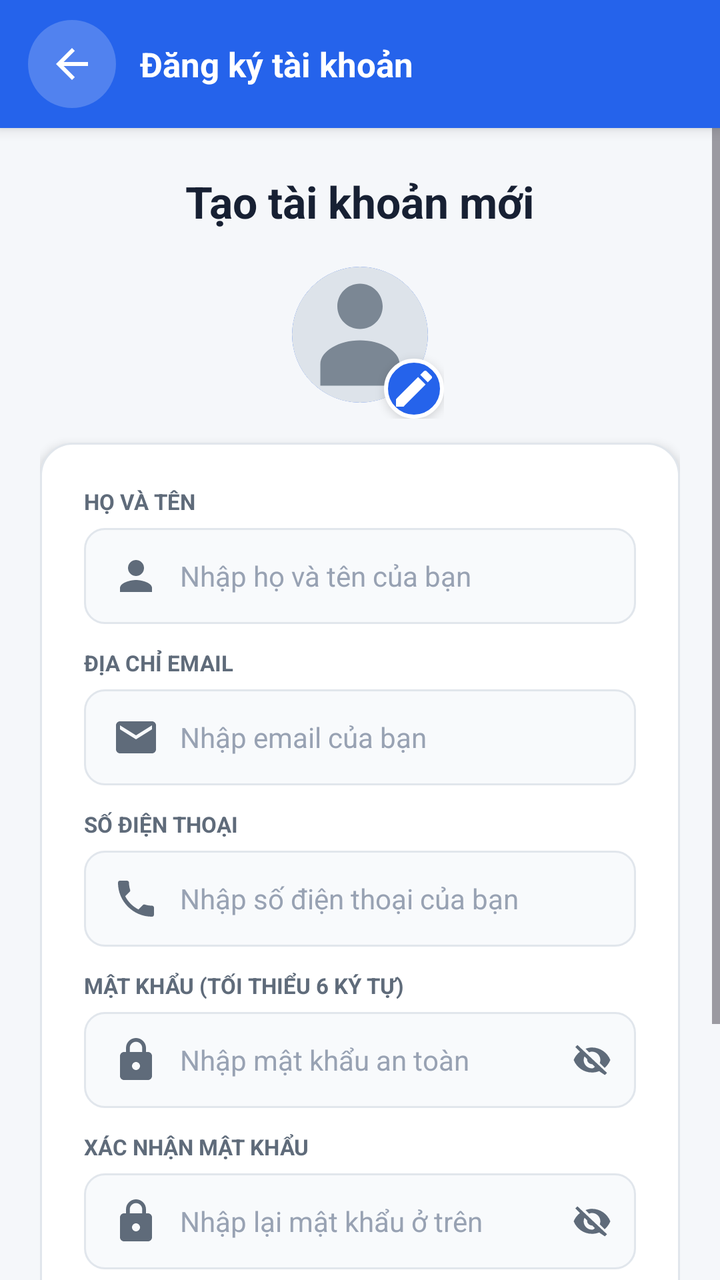
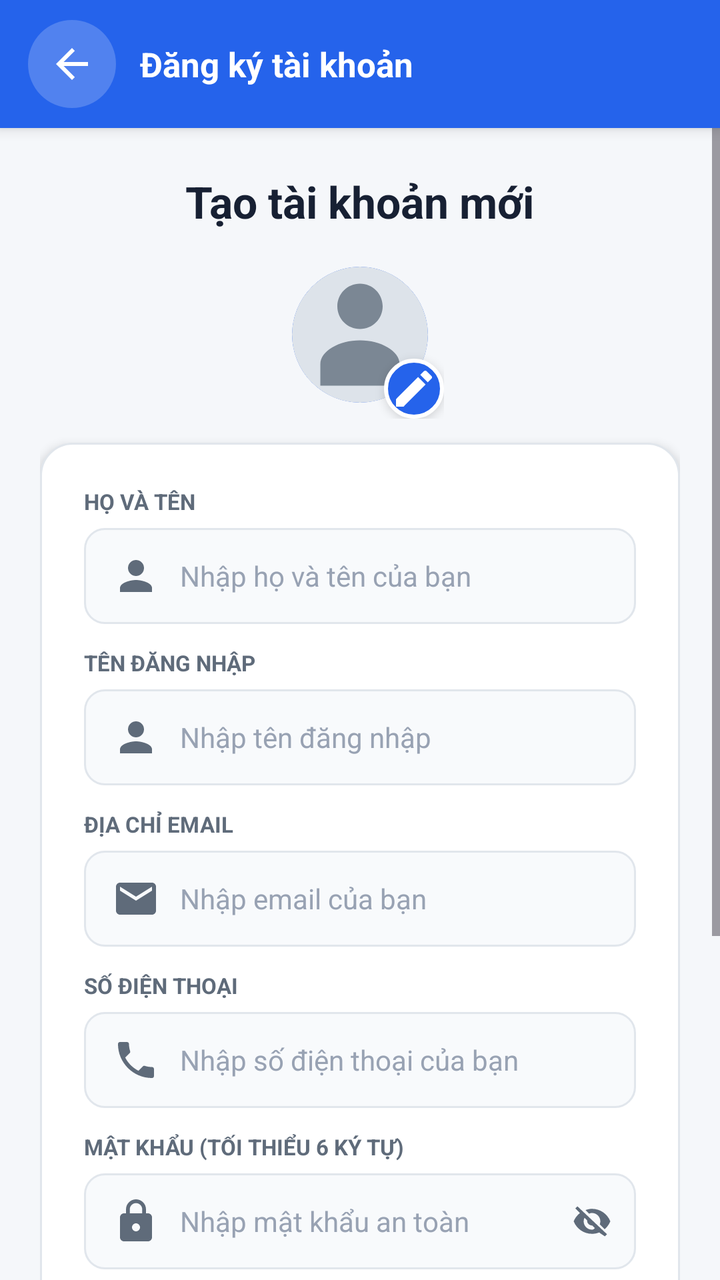

The first picture is an Android layout as it rendered before a commit; the second is the same layout after the commit. The layout source and the unified diff follow.
<!-- AndroidManifest.xml: application theme Theme.Ecommerce -->
<!-- res/layout/activity_register.xml -->
<?xml version="1.0" encoding="utf-8"?>
<LinearLayout xmlns:android="http://schemas.android.com/apk/res/android"
    xmlns:app="http://schemas.android.com/apk/res-auto"
    xmlns:tools="http://schemas.android.com/tools"
    android:layout_width="match_parent"
    android:layout_height="match_parent"
    android:background="@color/page_background"
    android:orientation="vertical"
    tools:context=".RegisterActivity">

    <LinearLayout
        android:id="@+id/topBar"
        style="@style/AppToolbar">

        <ImageButton
            android:id="@+id/btnBackToHome"
            style="@style/AppToolbarBackButton" />

        <TextView
            style="@style/AppToolbarTitle"
            android:layout_width="0dp"
            android:layout_height="wrap_content"
            android:layout_marginStart="12dp"
            android:layout_weight="1"
            android:text="Đăng ký tài khoản" />
    </LinearLayout>

    <ScrollView
        android:layout_width="match_parent"
        android:layout_height="0dp"
        android:layout_weight="1"
        android:fillViewport="true">

    <LinearLayout
        android:layout_width="match_parent"
        android:layout_height="wrap_content"
        android:gravity="center"
        android:orientation="vertical"
        android:padding="20dp">

        <TextView
            android:id="@+id/tvRegisterTitle"
            android:layout_width="wrap_content"
            android:layout_height="wrap_content"
            android:layout_marginTop="2dp"
            android:text="Tạo tài khoản mới"
            android:textColor="@color/text_primary"
            android:textSize="22sp"
            android:textStyle="bold" />

        <FrameLayout
            android:layout_width="84dp"
            android:layout_height="84dp"
            android:layout_marginTop="10dp"
            android:layout_marginBottom="12dp">

            <ImageView
                android:id="@+id/ivRegisterAvatar"
                android:layout_width="68dp"
                android:layout_height="68dp"
                android:layout_gravity="center"
                android:background="@drawable/bg_avatar_circle"
                android:clipToOutline="true"
                android:contentDescription="Ảnh đại diện (không bắt buộc)"
                android:scaleType="centerCrop"
                android:src="@drawable/ic_avatar_default" />

            <ImageButton
                android:id="@+id/btnChooseAvatar"
                android:layout_width="30dp"
                android:layout_height="30dp"
                android:layout_gravity="end|bottom"
                android:background="@drawable/bg_edit_avatar_button"
                android:contentDescription="Thêm hoặc thay đổi ảnh đại diện"
                android:elevation="3dp"
                android:padding="7dp"
                android:src="@drawable/ic_edit"
                app:tint="@color/white" />
        </FrameLayout>

        <LinearLayout
            android:layout_width="match_parent"
            android:layout_height="wrap_content"
            android:background="@drawable/bg_card_white"
            android:elevation="3dp"
            android:orientation="vertical"
            android:padding="22dp">

            <TextView android:layout_width="wrap_content" android:layout_height="wrap_content" android:text="HỌ VÀ TÊN" android:textColor="@color/text_secondary" android:textSize="11sp" android:textStyle="bold" />
            <EditText android:id="@+id/edtFullName" android:layout_width="match_parent" android:layout_height="48dp" android:layout_marginTop="6dp" android:layout_marginBottom="12dp" android:background="@drawable/bg_input" android:drawableStart="@drawable/ic_person" android:drawablePadding="10dp" android:hint="Nhập họ và tên của bạn" android:imeOptions="actionNext" android:inputType="textPersonName" android:maxLines="1" android:paddingHorizontal="14dp" android:textColor="@color/text_primary" android:textColorHint="@color/text_tertiary" android:textSize="14sp" />

            <TextView android:layout_width="wrap_content" android:layout_height="wrap_content" android:text="ĐỊA CHỈ EMAIL" android:textColor="@color/text_secondary" android:textSize="11sp" android:textStyle="bold" />
            <EditText android:id="@+id/edtRegisterEmail" android:layout_width="match_parent" android:layout_height="48dp" android:layout_marginTop="6dp" android:layout_marginBottom="12dp" android:background="@drawable/bg_input" android:drawableStart="@drawable/ic_email" android:drawablePadding="10dp" android:hint="Nhập email của bạn" android:imeOptions="actionNext" android:inputType="textEmailAddress" android:maxLines="1" android:paddingHorizontal="14dp" android:textColor="@color/text_primary" android:textColorHint="@color/text_tertiary" android:textSize="14sp" />

            <TextView android:layout_width="wrap_content" android:layout_height="wrap_content" android:text="SỐ ĐIỆN THOẠI" android:textColor="@color/text_secondary" android:textSize="11sp" android:textStyle="bold" />
            <EditText android:id="@+id/edtRegisterPhone" android:layout_width="match_parent" android:layout_height="48dp" android:layout_marginTop="6dp" android:layout_marginBottom="12dp" android:background="@drawable/bg_input" android:drawableStart="@drawable/ic_phone" android:drawablePadding="10dp" android:hint="Nhập số điện thoại của bạn" android:imeOptions="actionNext" android:inputType="phone" android:maxLines="1" android:paddingHorizontal="14dp" android:textColor="@color/text_primary" android:textColorHint="@color/text_tertiary" android:textSize="14sp" />

            <TextView android:layout_width="wrap_content" android:layout_height="wrap_content" android:text="MẬT KHẨU (TỐI THIỂU 6 KÝ TỰ)" android:textColor="@color/text_secondary" android:textSize="11sp" android:textStyle="bold" />
            <RelativeLayout android:layout_width="match_parent" android:layout_height="wrap_content" android:layout_marginTop="6dp" android:layout_marginBottom="12dp">
                <EditText android:id="@+id/edtRegisterPassword" android:layout_width="match_parent" android:layout_height="48dp" android:background="@drawable/bg_input" android:drawableStart="@drawable/ic_lock" android:drawablePadding="10dp" android:hint="Nhập mật khẩu an toàn" android:imeOptions="actionNext" android:inputType="textPassword" android:maxLines="1" android:paddingStart="14dp" android:paddingEnd="46dp" android:textColor="@color/text_primary" android:textColorHint="@color/text_tertiary" android:textSize="14sp" />
                <ImageView android:id="@+id/btnToggleRegisterPassword" android:layout_width="44dp" android:layout_height="48dp" android:layout_alignParentEnd="true" android:layout_centerVertical="true" android:background="?attr/selectableItemBackgroundBorderless" android:clickable="true" android:contentDescription="Ẩn hiện mật khẩu đăng ký" android:focusable="true" android:padding="12dp" android:src="@drawable/ic_visibility_off" app:tint="@color/text_secondary" />
            </RelativeLayout>

            <TextView android:layout_width="wrap_content" android:layout_height="wrap_content" android:text="XÁC NHẬN MẬT KHẨU" android:textColor="@color/text_secondary" android:textSize="11sp" android:textStyle="bold" />
            <RelativeLayout android:layout_width="match_parent" android:layout_height="wrap_content" android:layout_marginTop="6dp" android:layout_marginBottom="20dp">
                <EditText android:id="@+id/edtConfirmPassword" android:layout_width="match_parent" android:layout_height="48dp" android:background="@drawable/bg_input" android:drawableStart="@drawable/ic_lock" android:drawablePadding="10dp" android:hint="Nhập lại mật khẩu ở trên" android:imeOptions="actionDone" android:inputType="textPassword" android:maxLines="1" android:paddingStart="14dp" android:paddingEnd="46dp" android:textColor="@color/text_primary" android:textColorHint="@color/text_tertiary" android:textSize="14sp" />
                <ImageView android:id="@+id/btnToggleConfirmPassword" android:layout_width="44dp" android:layout_height="48dp" android:layout_alignParentEnd="true" android:layout_centerVertical="true" android:background="?attr/selectableItemBackgroundBorderless" android:clickable="true" android:contentDescription="Ẩn hiện mật khẩu xác nhận" android:focusable="true" android:padding="12dp" android:src="@drawable/ic_visibility_off" app:tint="@color/text_secondary" />
            </RelativeLayout>

            <FrameLayout android:layout_width="match_parent" android:layout_height="48dp">
                <Button android:id="@+id/btnSubmitRegister" android:layout_width="match_parent" android:layout_height="48dp" android:background="@drawable/bg_primary_button" android:text="HOÀN TẤT ĐĂNG KÝ" android:textColor="@color/white" android:textSize="14sp" android:textStyle="bold" app:backgroundTint="@null" />
                <ProgressBar android:id="@+id/progressBarRegister" android:layout_width="26dp" android:layout_height="26dp" android:layout_gravity="center" android:indeterminate="true" android:indeterminateTint="@color/white" android:visibility="gone" />
            </FrameLayout>

            <Button android:id="@+id/btnBackToLogin" android:layout_width="match_parent" android:layout_height="48dp" android:layout_marginTop="12dp" android:background="@drawable/bg_secondary_button" android:text="ĐĂNG NHẬP NGAY" android:textColor="@color/primary" android:textSize="14sp" android:textStyle="bold" app:backgroundTint="@null" />
        </LinearLayout>
    </LinearLayout>
    </ScrollView>
</LinearLayout>
<!-- resources referenced by this layout -->
<resources>
  <color name="page_background">#FFF5F7FA</color>
  <color name="primary">#FF2563EB</color>
  <color name="text_primary">#FF172033</color>
  <color name="text_secondary">#FF5F6B7A</color>
  <color name="text_tertiary">#FF98A2B3</color>
  <color name="white">#FFFFFFFF</color>
  <!-- drawable bg_avatar_circle (drawable) -->
  <?xml version="1.0" encoding="utf-8"?>
  <shape xmlns:android="http://schemas.android.com/apk/res/android">
      <solid android:color="#FFE8EEF6" />
      <corners android:radius="38dp" />
      <stroke android:width="2dp" android:color="@color/primary" />
  </shape>
  <!-- drawable bg_card_white (drawable) -->
  <?xml version="1.0" encoding="utf-8"?>
  <shape xmlns:android="http://schemas.android.com/apk/res/android">
      <solid android:color="@color/white" />
      <corners android:radius="16dp" />
      <stroke android:width="1dp" android:color="@color/card_stroke" />
  </shape>
  <!-- drawable bg_edit_avatar_button (drawable) -->
  <?xml version="1.0" encoding="utf-8"?>
  <shape xmlns:android="http://schemas.android.com/apk/res/android"
      android:shape="oval">
      <solid android:color="@color/primary" />
      <stroke
          android:width="2dp"
          android:color="@color/white" />
  </shape>
  <!-- drawable bg_input (drawable) -->
  <?xml version="1.0" encoding="utf-8"?>
  <shape xmlns:android="http://schemas.android.com/apk/res/android">
      <solid android:color="@color/input_background" />
      <corners android:radius="10dp" />
      <stroke android:width="1dp" android:color="@color/card_stroke" />
  </shape>
  <!-- drawable bg_primary_button (drawable) -->
  <?xml version="1.0" encoding="utf-8"?>
  <shape xmlns:android="http://schemas.android.com/apk/res/android">
      <solid android:color="@color/primary" />
      <corners android:radius="10dp" />
  </shape>
  <!-- drawable bg_secondary_button (drawable) -->
  <?xml version="1.0" encoding="utf-8"?>
  <shape xmlns:android="http://schemas.android.com/apk/res/android">
      <solid android:color="@color/white" />
      <corners android:radius="10dp" />
      <stroke android:width="1dp" android:color="@color/primary" />
  </shape>
  <style name="AppToolbar">
          <item name="android:layout_width">match_parent</item>
          <item name="android:layout_height">64dp</item>
          <item name="android:background">@color/primary</item>
          <item name="android:gravity">center_vertical</item>
          <item name="android:orientation">horizontal</item>
          <item name="android:paddingHorizontal">14dp</item>
          <item name="android:elevation">4dp</item>
      </style>
  <style name="AppToolbarTitle">
          <item name="android:textColor">@color/white</item>
          <item name="android:textSize">17sp</item>
          <item name="android:textStyle">bold</item>
      </style>
  <style name="Theme.Ecommerce" parent="Base.Theme.Ecommerce" />
  <color name="card_stroke">#FFE1E6EC</color>
  <color name="input_background">#FFF8FAFC</color>
  <!-- drawable bg_toolbar_icon_button (drawable) -->
  <?xml version="1.0" encoding="utf-8"?>
  <shape xmlns:android="http://schemas.android.com/apk/res/android"
      android:shape="oval">
      <solid android:color="#33FFFFFF" />
  </shape>
  <!-- drawable ic_arrow_back (drawable) -->
  <?xml version="1.0" encoding="utf-8"?>
  <vector xmlns:android="http://schemas.android.com/apk/res/android" android:width="24dp" android:height="24dp" android:viewportWidth="24" android:viewportHeight="24">
      <path android:fillColor="#FF172033" android:pathData="M20,11H7.83l5.59,-5.59L12,4l-8,8 8,8 1.41,-1.41L7.83,13H20v-2z"/>
  </vector>
  <style name="Base.Theme.Ecommerce" parent="Theme.Material3.DayNight.NoActionBar">
          
          
      </style>
  <!-- unchanged entries left out for length: 8 -->
</resources>

<!-- the commit's change to res/layout/activity_register.xml (unified diff, before → after) -->
@@ -89,6 +89,9 @@
             <TextView android:layout_width="wrap_content" android:layout_height="wrap_content" android:text="HỌ VÀ TÊN" android:textColor="@color/text_secondary" android:textSize="11sp" android:textStyle="bold" />
             <EditText android:id="@+id/edtFullName" android:layout_width="match_parent" android:layout_height="48dp" android:layout_marginTop="6dp" android:layout_marginBottom="12dp" android:background="@drawable/bg_input" android:drawableStart="@drawable/ic_person" android:drawablePadding="10dp" android:hint="Nhập họ và tên của bạn" android:imeOptions="actionNext" android:inputType="textPersonName" android:maxLines="1" android:paddingHorizontal="14dp" android:textColor="@color/text_primary" android:textColorHint="@color/text_tertiary" android:textSize="14sp" />
 
+            <TextView android:layout_width="wrap_content" android:layout_height="wrap_content" android:text="TÊN ĐĂNG NHẬP" android:textColor="@color/text_secondary" android:textSize="11sp" android:textStyle="bold" />
+            <EditText android:id="@+id/edtRegisterUsername" android:layout_width="match_parent" android:layout_height="48dp" android:layout_marginTop="6dp" android:layout_marginBottom="12dp" android:background="@drawable/bg_input" android:drawableStart="@drawable/ic_person" android:drawablePadding="10dp" android:hint="Nhập tên đăng nhập" android:imeOptions="actionNext" android:inputType="text" android:maxLines="1" android:paddingHorizontal="14dp" android:textColor="@color/text_primary" android:textColorHint="@color/text_tertiary" android:textSize="14sp" />
+
             <TextView android:layout_width="wrap_content" android:layout_height="wrap_content" android:text="ĐỊA CHỈ EMAIL" android:textColor="@color/text_secondary" android:textSize="11sp" android:textStyle="bold" />
             <EditText android:id="@+id/edtRegisterEmail" android:layout_width="match_parent" android:layout_height="48dp" android:layout_marginTop="6dp" android:layout_marginBottom="12dp" android:background="@drawable/bg_input" android:drawableStart="@drawable/ic_email" android:drawablePadding="10dp" android:hint="Nhập email của bạn" android:imeOptions="actionNext" android:inputType="textEmailAddress" android:maxLines="1" android:paddingHorizontal="14dp" android:textColor="@color/text_primary" android:textColorHint="@color/text_tertiary" android:textSize="14sp" />
 
<!-- resource entries referenced after the edit -->
@@ -55,7 +55,8 @@
           <item name="android:background">@color/primary</item>
           <item name="android:gravity">center_vertical</item>
           <item name="android:orientation">horizontal</item>
-          <item name="android:paddingHorizontal">14dp</item>
+          <item name="android:paddingLeft">14dp</item>
+          <item name="android:paddingRight">14dp</item>
           <item name="android:elevation">4dp</item>
       </style>
   <style name="AppToolbarTitle">
@@ -78,8 +79,6 @@
       <path android:fillColor="#FF172033" android:pathData="M20,11H7.83l5.59,-5.59L12,4l-8,8 8,8 1.41,-1.41L7.83,13H20v-2z"/>
   </vector>
   <style name="Base.Theme.Ecommerce" parent="Theme.Material3.DayNight.NoActionBar">
-          
-          
       </style>
   <!-- unchanged entries left out for length: 8 -->
 </resources>
